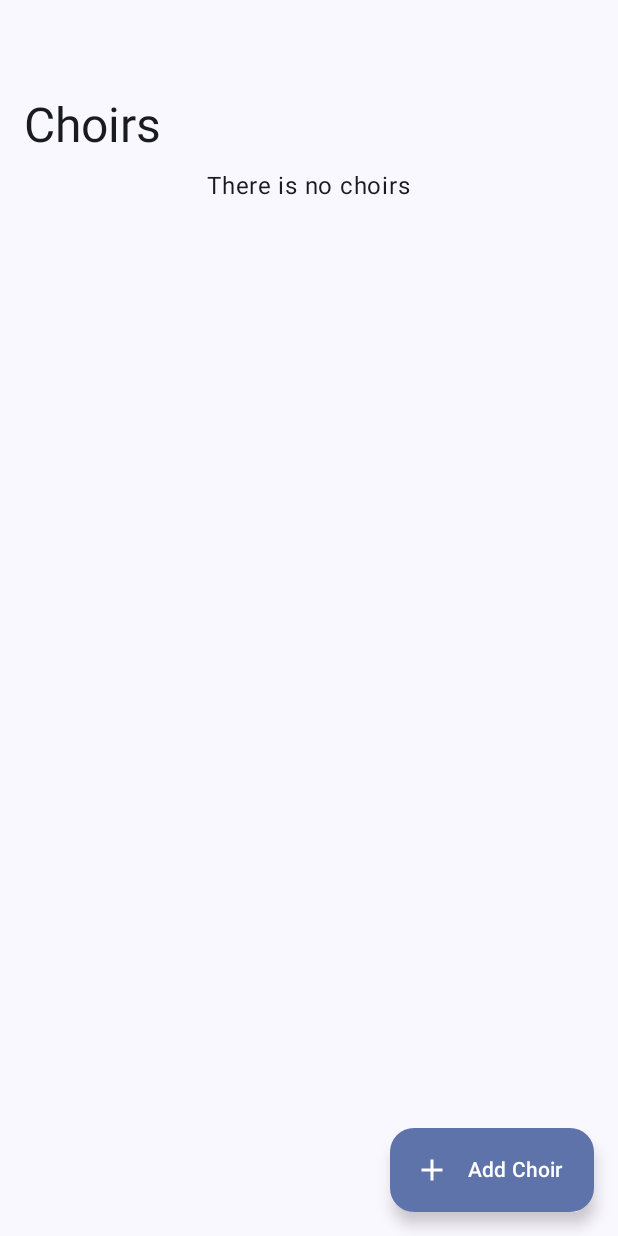
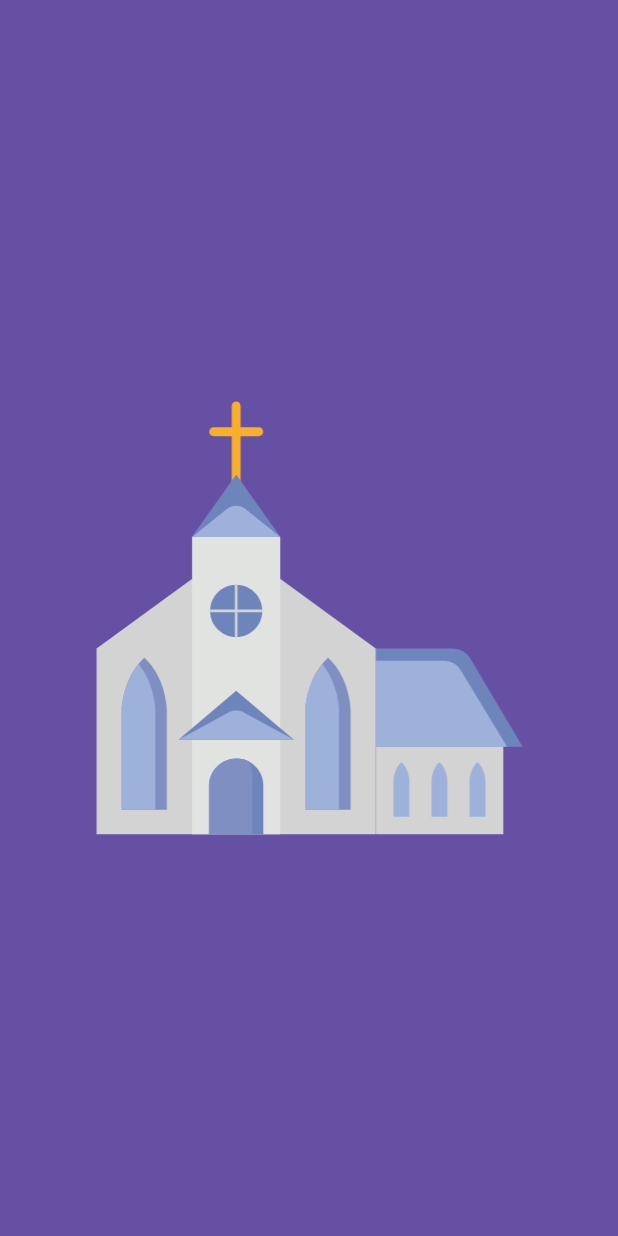
Before and after one commit to Luigi-Avila/Himnos-y-coros-MIEPI-Admin, an Android app built with Jetpack Compose: the first screen one second after launch (MainActivity), on a phone screen of 412 x 824 dp. Run offline under Robolectric (Android 15) with nearby library versions, the phone set to English and light mode, and no system bars; our stand-ins replace Dagger/Hilt's generated code, Firebase (no records; nobody signed in at launch, a user with empty details on screens opened directly).

Commit message:
feat: Lottie dependency added and splash screen implemented

```diff
--- a/app/build.gradle
+++ b/app/build.gradle
@@ -99,6 +99,9 @@ dependencies {
     //For PickVisualMedia contract
     implementation 'androidx.activity:activity-ktx:1.7.2'
 
+    // Lottie
+    implementation 'com.airbnb.android:lottie-compose:6.0.1'
+
     testImplementation 'junit:junit:4.13.2'
     androidTestImplementation 'androidx.test.ext:junit:1.1.5'
     androidTestImplementation 'androidx.test.espresso:espresso-core:3.5.1'
--- a/app/src/main/java/com/luigidev/himnosycorosmiepiadmin/MainActivity.kt
+++ b/app/src/main/java/com/luigidev/himnosycorosmiepiadmin/MainActivity.kt
@@ -7,13 +7,8 @@ import androidx.compose.foundation.layout.fillMaxSize
 import androidx.compose.material3.MaterialTheme
 import androidx.compose.material3.Surface
 import androidx.compose.ui.Modifier
-import androidx.navigation.compose.NavHost
-import androidx.navigation.compose.composable
 import androidx.navigation.compose.rememberNavController
-import androidx.navigation.navArgument
-import com.luigidev.himnosycorosmiepiadmin.core.Routes
-import com.luigidev.himnosycorosmiepiadmin.form.ui.FormScreen
-import com.luigidev.himnosycorosmiepiadmin.home.ui.HomeScreen
+import com.luigidev.himnosycorosmiepiadmin.navigation.SetupNavGraph
 import com.luigidev.himnosycorosmiepiadmin.theme.HimnosYCorosMIEPIAdminTheme
 import dagger.hilt.android.AndroidEntryPoint
 
@@ -30,22 +25,7 @@ class MainActivity : ComponentActivity() {
                     color = MaterialTheme.colorScheme.background
                 ) {
                     val navigationController = rememberNavController()
-                    NavHost(
-                        navController = navigationController,
-                        startDestination = Routes.HomeScreen.route
-                    ) {
-                        composable(
-                            Routes.FormScreen.route,
-                            arguments = listOf(navArgument("id") { defaultValue = "" })
-                        ) { backStackEntry ->
-                            FormScreen(
-                                navigationController,
-                                backStackEntry.arguments?.getString("id").orEmpty()
-                            )
-                        }
-                        composable(Routes.HomeScreen.route) { HomeScreen(navigationController) }
-                    }
-
+                    SetupNavGraph(navigationController)
                 }
             }
         }
--- a/app/src/main/java/com/luigidev/himnosycorosmiepiadmin/form/ui/FormViewModel.kt
+++ b/app/src/main/java/com/luigidev/himnosycorosmiepiadmin/form/ui/FormViewModel.kt
@@ -11,7 +11,7 @@ import androidx.core.text.isDigitsOnly
 import androidx.lifecycle.ViewModel
 import androidx.navigation.NavHostController
 import com.luigidev.himnosycorosmiepiadmin.core.ResultAPI
-import com.luigidev.himnosycorosmiepiadmin.core.Routes
+import com.luigidev.himnosycorosmiepiadmin.navigation.Routes
 import com.luigidev.himnosycorosmiepiadmin.form.domain.models.Choir
 import com.luigidev.himnosycorosmiepiadmin.form.domain.state.FormUIState
 import com.luigidev.himnosycorosmiepiadmin.form.domain.usecase.GetChoirByIdUseCase
--- /dev/null
+++ b/app/src/main/java/com/luigidev/himnosycorosmiepiadmin/navigation/NavGraph.kt
@@ -0,0 +1,35 @@
+package com.luigidev.himnosycorosmiepiadmin.navigation
+
+import androidx.compose.runtime.Composable
+import androidx.navigation.NavHostController
+import androidx.navigation.compose.NavHost
+import androidx.navigation.compose.composable
+import androidx.navigation.navArgument
+import com.luigidev.himnosycorosmiepiadmin.form.ui.FormScreen
+import com.luigidev.himnosycorosmiepiadmin.home.ui.HomeScreen
+import com.luigidev.himnosycorosmiepiadmin.splash.SplashScreen
+
+@Composable
+fun SetupNavGraph(navController: NavHostController) {
+    NavHost(navController = navController, startDestination = Routes.SplashScreen.route) {
+
+        composable(Routes.SplashScreen.route){
+            SplashScreen(navController = navController)
+        }
+
+        composable(Routes.HomeScreen.route) {
+            HomeScreen(navigationController = navController)
+        }
+
+        composable(
+            Routes.FormScreen.route,
+            arguments = listOf(navArgument("id") { defaultValue = "" })
+        ) { backStackEntry ->
+            FormScreen(
+                navigationController = navController,
+                choirId = backStackEntry.arguments?.getString("id").orEmpty()
+            )
+        }
+
+    }
+}
--- a/app/src/main/java/com/luigidev/himnosycorosmiepiadmin/core/Routes.kt
+++ b/app/src/main/java/com/luigidev/himnosycorosmiepiadmin/navigation/Routes.kt
@@ -1,4 +1,4 @@
-package com.luigidev.himnosycorosmiepiadmin.core
+package com.luigidev.himnosycorosmiepiadmin.navigation
 
 sealed class Routes(val route: String) {
     object FormScreen : Routes("FormScreen?id={id}") {
@@ -6,4 +6,6 @@ sealed class Routes(val route: String) {
     }
 
     object HomeScreen : Routes("HomeScreen")
+
+    object SplashScreen: Routes("SplashScreen")
 }
--- /dev/null
+++ b/app/src/main/java/com/luigidev/himnosycorosmiepiadmin/splash/SplashScreen.kt
@@ -0,0 +1,61 @@
+package com.luigidev.himnosycorosmiepiadmin.splash
+
+import android.content.res.Configuration.UI_MODE_NIGHT_YES
+import androidx.compose.foundation.background
+import androidx.compose.foundation.isSystemInDarkTheme
+import androidx.compose.foundation.layout.Box
+import androidx.compose.foundation.layout.fillMaxSize
+import androidx.compose.runtime.Composable
+import androidx.compose.runtime.LaunchedEffect
+import androidx.compose.runtime.getValue
+import androidx.compose.ui.Alignment
+import androidx.compose.ui.Modifier
+import androidx.compose.ui.graphics.Color
+import androidx.compose.ui.tooling.preview.Preview
+import androidx.navigation.NavController
+import com.airbnb.lottie.compose.LottieAnimation
+import com.airbnb.lottie.compose.LottieCompositionSpec
+import com.airbnb.lottie.compose.animateLottieCompositionAsState
+import com.airbnb.lottie.compose.rememberLottieComposition
+import com.luigidev.himnosycorosmiepiadmin.R
+import com.luigidev.himnosycorosmiepiadmin.navigation.Routes
+import com.luigidev.himnosycorosmiepiadmin.theme.Purple40
+import kotlinx.coroutines.delay
+
+@Composable
+fun SplashScreen(navController: NavController) {
+
+    LaunchedEffect(key1 = true){
+        delay(2000)
+        navController.popBackStack()
+        navController.navigate(Routes.HomeScreen.route)
+    }
+    Splash()
+}
+
+@Composable
+fun Splash() {
+    val composition by rememberLottieComposition(LottieCompositionSpec.RawRes(R.raw.church_animation))
+    val progress by animateLottieCompositionAsState(composition = composition)
+
+    Box(
+        Modifier
+            .background(if (isSystemInDarkTheme()) Color.Black else Purple40)
+            .fillMaxSize(),
+        contentAlignment = Alignment.Center
+    ) {
+        LottieAnimation(composition = composition, progress = { progress })
+    }
+}
+
+@Preview
+@Composable
+fun SplashScreenPreview() {
+    Splash()
+}
+
+@Preview(uiMode = UI_MODE_NIGHT_YES)
+@Composable
+fun SplashScreenDarkPreview() {
+    Splash()
+}
--- a/app/src/main/res/values/themes.xml
+++ b/app/src/main/res/values/themes.xml
@@ -1,5 +1,9 @@
 <?xml version="1.0" encoding="utf-8"?>
 <resources>
 
-    <style name="Theme.HimnosYCorosMIEPIAdmin" parent="android:Theme.Material.Light.NoActionBar" />
+    <style name="Theme.HimnosYCorosMIEPIAdmin" parent="android:Theme.Material.Light.NoActionBar">
+<!--        This is for splash screen with compose -->
+        <item name="android:windowIsTranslucent">true</item>
+    </style>
+
 </resources>
```
Also changed, not shown: app/src/main/java/com/luigidev/himnosycorosmiepiadmin/home/ui/states/HomeSuccess.kt (+1 -38 lines), app/src/main/res/raw/church_animation.json (added, +1 -0 lines).
